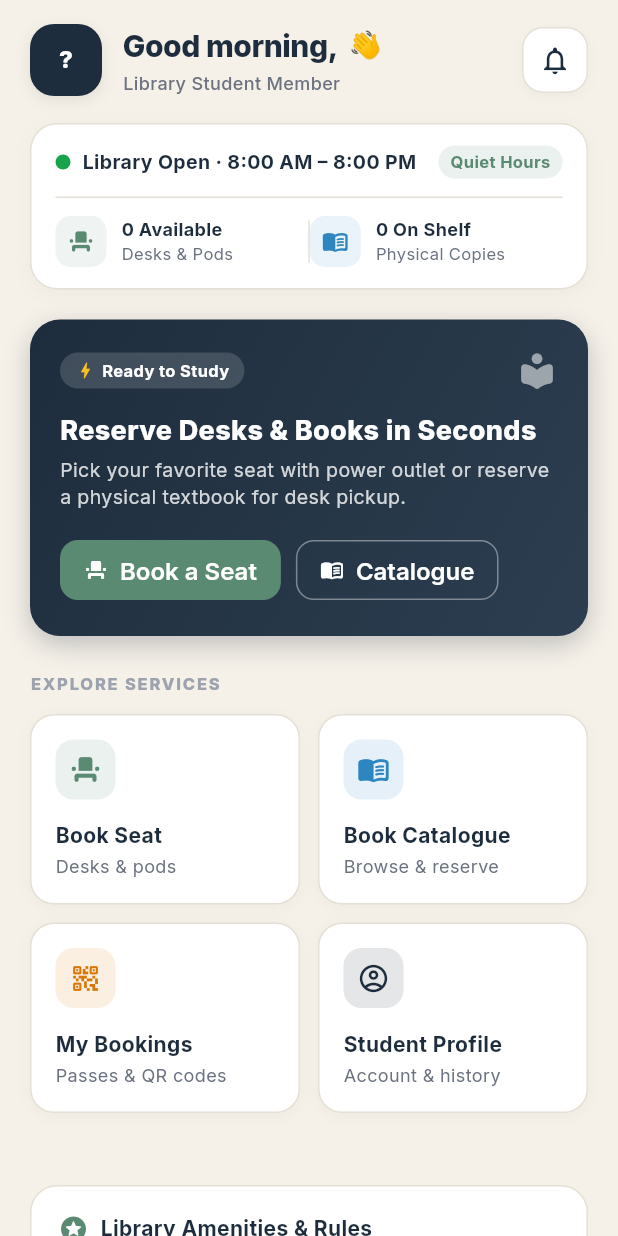
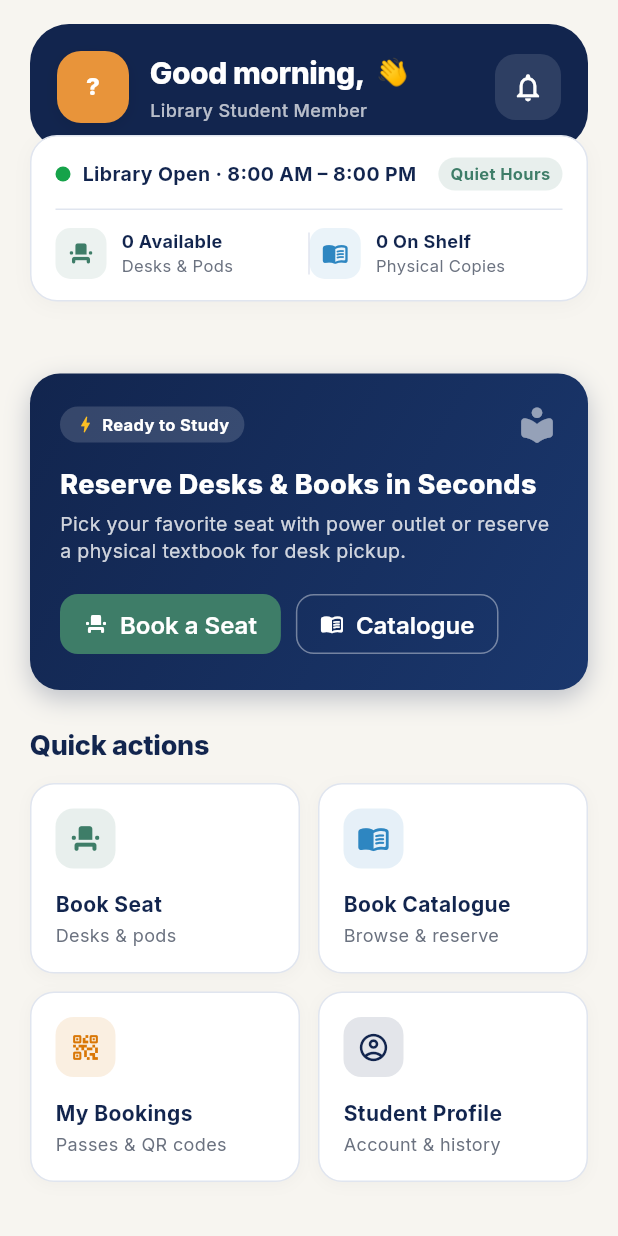
Before and after one commit to chamodhlv/IT3060-Y3.S2.WE_24-library-book-seat-booking-app, a Flutter app: the StudentHomeScreen screen opened directly with empty values, on a phone screen of 412 x 824 dp. Run offline on Flutter 3.47's test engine with Material 3 defaults, Android fonts, the phone set to English and light mode, and no system bars; our stand-ins replace flutter_dotenv, flutter_svg, google_fonts, qr_flutter, shared_preferences, supabase_flutter; missing offline and left inert: mobile_scanner; accounts and stored records are empty; network calls fail.

Commit message:
feat: Update app theme colors and enhance UI components across screens

```diff
--- a/lib/config/app_theme.dart
+++ b/lib/config/app_theme.dart
@@ -4,16 +4,17 @@ import 'package:google_fonts/google_fonts.dart';
 /// App theme configuration matching the prototype design.
 class AppTheme {
   // ─── Color Palette ───────────────────────────────────────────
-  static const Color primaryDark = Color(0xFF1E2D3D);
-  static const Color primaryGreen = Color(0xFF5B8A72);
-  static const Color background = Color(0xFFF5F0E8);
+  // A deep library blue anchors every screen; warm neutrals keep long lists calm.
+  static const Color primaryDark = Color(0xFF12254E);
+  static const Color primaryGreen = Color(0xFF3E7D68);
+  static const Color background = Color(0xFFF7F5F0);
   static const Color cardBackground = Color(0xFFFFFFFF);
-  static const Color surfaceLight = Color(0xFFF0EBE0);
-  static const Color textPrimary = Color(0xFF1E2D3D);
+  static const Color surfaceLight = Color(0xFFEDEFF4);
+  static const Color textPrimary = Color(0xFF12254E);
   static const Color textSecondary = Color(0xFF6B7280);
   static const Color textMuted = Color(0xFF9CA3AF);
   static const Color avatarOrange = Color(0xFFE8943A);
-  static const Color divider = Color(0xFFE5E0D5);
+  static const Color divider = Color(0xFFE0E5EF);
   static const Color errorRed = Color(0xFFDC2626);
   static const Color successGreen = Color(0xFF16A34A);
   static const Color warningAmber = Color(0xFFF59E0B);
@@ -133,23 +134,23 @@ class AppTheme {
         filled: false,
         contentPadding: const EdgeInsets.symmetric(horizontal: 16, vertical: 16),
         border: OutlineInputBorder(
-          borderRadius: BorderRadius.circular(12),
+          borderRadius: BorderRadius.circular(14),
           borderSide: const BorderSide(color: divider),
         ),
         enabledBorder: OutlineInputBorder(
-          borderRadius: BorderRadius.circular(12),
+          borderRadius: BorderRadius.circular(14),
           borderSide: const BorderSide(color: divider),
         ),
         focusedBorder: OutlineInputBorder(
-          borderRadius: BorderRadius.circular(12),
+          borderRadius: BorderRadius.circular(14),
           borderSide: const BorderSide(color: primaryDark, width: 1.5),
         ),
         errorBorder: OutlineInputBorder(
-          borderRadius: BorderRadius.circular(12),
+          borderRadius: BorderRadius.circular(14),
           borderSide: const BorderSide(color: errorRed),
         ),
         focusedErrorBorder: OutlineInputBorder(
-          borderRadius: BorderRadius.circular(12),
+          borderRadius: BorderRadius.circular(14),
           borderSide: const BorderSide(color: errorRed, width: 1.5),
         ),
         hintStyle: GoogleFonts.inter(
@@ -180,7 +181,7 @@ class AppTheme {
         selectedItemColor: primaryDark,
         unselectedItemColor: textMuted,
         type: BottomNavigationBarType.fixed,
-        elevation: 8,
+        elevation: 0,
         selectedLabelStyle: GoogleFonts.inter(
           fontSize: 11,
           fontWeight: FontWeight.w600,
@@ -200,8 +201,8 @@ class AppTheme {
         elevation: 0,
         margin: EdgeInsets.zero,
         shape: RoundedRectangleBorder(
-          borderRadius: BorderRadius.circular(12),
-          side: const BorderSide(color: divider, width: 0.5),
+          borderRadius: BorderRadius.circular(18),
+          side: const BorderSide(color: divider, width: 0.8),
         ),
       ),
     );
--- a/lib/screens/librarian/librarian_books_screen.dart
+++ b/lib/screens/librarian/librarian_books_screen.dart
@@ -25,7 +25,7 @@ class _LibrarianBooksScreenState extends State<LibrarianBooksScreen>
 
   // Avatar color palette cycling through a fixed list
   static const List<Color> _avatarColors = [
-    Color(0xFF1E2D3D), // primaryDark
+    Color(0xFF12254E), // primaryDark
     Color(0xFF5B8A72), // primaryGreen
     Color(0xFF3B5998),
     Color(0xFF6B4226),
--- a/lib/screens/student/student_home_screen.dart
+++ b/lib/screens/student/student_home_screen.dart
@@ -166,14 +166,21 @@ class _StudentHomeScreenState extends State<StudentHomeScreen> {
   // ─── HEADER ─────────────────────────────────────────────────────────────
 
   Widget _buildHeader(String firstName) {
-    return Row(
+    return Container(
+      width: double.infinity,
+      padding: const EdgeInsets.all(18),
+      decoration: const BoxDecoration(
+        color: AppTheme.primaryDark,
+        borderRadius: BorderRadius.all(Radius.circular(26)),
+      ),
+      child: Row(
       children: [
         // Avatar with Initials
         Container(
           width: 48,
           height: 48,
           decoration: BoxDecoration(
-            color: AppTheme.primaryDark,
+            color: AppTheme.avatarOrange,
             borderRadius: BorderRadius.circular(16),
             boxShadow: [
               BoxShadow(
@@ -209,7 +216,7 @@ class _StudentHomeScreenState extends State<StudentHomeScreen> {
                       style: GoogleFonts.inter(
                         fontSize: 20,
                         fontWeight: FontWeight.w800,
-                        color: AppTheme.textPrimary,
+                        color: Colors.white,
                         letterSpacing: -0.3,
                       ),
                     ),
@@ -226,7 +233,7 @@ class _StudentHomeScreenState extends State<StudentHomeScreen> {
                 style: GoogleFonts.inter(
                   fontSize: 12,
                   fontWeight: FontWeight.w500,
-                  color: AppTheme.textSecondary,
+                  color: Colors.white70,
                 ),
               ),
             ],
@@ -245,16 +252,8 @@ class _StudentHomeScreenState extends State<StudentHomeScreen> {
             width: 44,
             height: 44,
             decoration: BoxDecoration(
-              color: Colors.white,
+              color: Colors.white.withValues(alpha: 0.12),
               borderRadius: BorderRadius.circular(14),
-              border: Border.all(color: AppTheme.divider),
-              boxShadow: [
-                BoxShadow(
-                  color: Colors.black.withValues(alpha: 0.03),
-                  blurRadius: 6,
-                  offset: const Offset(0, 2),
-                )
-              ],
             ),
             child: Stack(
               alignment: Alignment.center,
@@ -262,7 +261,7 @@ class _StudentHomeScreenState extends State<StudentHomeScreen> {
                 const Icon(
                   Icons.notifications_outlined,
                   size: 22,
-                  color: AppTheme.textPrimary,
+                  color: Colors.white,
                 ),
                 if (_unreadNotifsCount > 0)
                   Positioned(
@@ -281,15 +280,18 @@ class _StudentHomeScreenState extends State<StudentHomeScreen> {
             ),
           ),
         ),
-      ],
+        ],
+      ),
     );
   }
 
   // ─── LIBRARY STATUS & LIVE STATS ────────────────────────────────────────
 
   Widget _buildLibraryPulseBanner() {
-    return Container(
-      padding: const EdgeInsets.symmetric(horizontal: 16, vertical: 14),
+    return Transform.translate(
+      offset: const Offset(0, -28),
+      child: Container(
+        padding: const EdgeInsets.symmetric(horizontal: 16, vertical: 14),
       decoration: BoxDecoration(
         color: Colors.white,
         borderRadius: BorderRadius.circular(18),
@@ -302,7 +304,7 @@ class _StudentHomeScreenState extends State<StudentHomeScreen> {
           )
         ],
       ),
-      child: Column(
+        child: Column(
         children: [
           Row(
             children: [
@@ -364,6 +366,7 @@ class _StudentHomeScreenState extends State<StudentHomeScreen> {
             ],
           ),
         ],
+        ),
       ),
     );
   }
@@ -437,12 +440,12 @@ class _StudentHomeScreenState extends State<StudentHomeScreen> {
         Row(
           children: [
             Text(
-              'ACTIVE RESERVATIONS',
+              'Your reservation',
               style: GoogleFonts.inter(
-                fontSize: 11,
+                fontSize: 18,
                 fontWeight: FontWeight.w800,
-                color: AppTheme.textMuted,
-                letterSpacing: 1.2,
+                color: AppTheme.textPrimary,
+                letterSpacing: -0.2,
               ),
             ),
             const Spacer(),
@@ -473,14 +476,14 @@ class _StudentHomeScreenState extends State<StudentHomeScreen> {
       padding: const EdgeInsets.all(20),
       decoration: BoxDecoration(
         gradient: const LinearGradient(
-          colors: [Color(0xFF1E2D3D), Color(0xFF2C3E50)],
+          colors: [Color(0xFF12254E), Color(0xFF1A376D)],
           begin: Alignment.topLeft,
           end: Alignment.bottomRight,
         ),
         borderRadius: BorderRadius.circular(20),
         boxShadow: [
           BoxShadow(
-            color: const Color(0xFF1E2D3D).withValues(alpha: 0.25),
+            color: const Color(0xFF12254E).withValues(alpha: 0.25),
             blurRadius: 14,
             offset: const Offset(0, 6),
           )
@@ -590,18 +593,27 @@ class _StudentHomeScreenState extends State<StudentHomeScreen> {
           ),
         ],
       ),
-      padding: const EdgeInsets.all(16),
+      padding: const EdgeInsets.all(10),
       child: Row(
         children: [
           Container(
-            width: 44,
-            height: 44,
+            width: 72,
+            height: 94,
             decoration: BoxDecoration(
-              color: AppTheme.primaryGreen.withValues(alpha: 0.12),
-              borderRadius: BorderRadius.circular(12),
+              color: AppTheme.primaryDark,
+              borderRadius: BorderRadius.circular(14),
             ),
-            child: const Icon(Icons.event_seat_rounded,
-                size: 22, color: AppTheme.primaryGreen),
+            child: Column(
+              mainAxisAlignment: MainAxisAlignment.center,
+              children: [
+                const Icon(Icons.event_seat_rounded, size: 22, color: Colors.white70),
+                const SizedBox(height: 8),
+                Text(
+                  b.seat?.label ?? 'Seat',
+                  style: GoogleFonts.inter(fontSize: 22, fontWeight: FontWeight.w800, color: Colors.white),
+                ),
+              ],
+            ),
           ),
           const SizedBox(width: 14),
           Expanded(
@@ -611,7 +623,7 @@ class _StudentHomeScreenState extends State<StudentHomeScreen> {
                 Row(
                   children: [
                     Text(
-                      b.seat?.label ?? 'Seat Reserved',
+                      b.seat?.section.displayName ?? 'Main Hall',
                       style: GoogleFonts.inter(
                         fontSize: 15,
                         fontWeight: FontWeight.w700,
@@ -811,12 +823,12 @@ class _StudentHomeScreenState extends State<StudentHomeScreen> {
       crossAxisAlignment: CrossAxisAlignment.start,
       children: [
         Text(
-          'EXPLORE SERVICES',
+          'Quick actions',
           style: GoogleFonts.inter(
-            fontSize: 11,
+            fontSize: 18,
             fontWeight: FontWeight.w800,
-            color: AppTheme.textMuted,
-            letterSpacing: 1.2,
+            color: AppTheme.textPrimary,
+            letterSpacing: -0.2,
           ),
         ),
         const SizedBox(height: 12),
@@ -943,12 +955,12 @@ class _StudentHomeScreenState extends State<StudentHomeScreen> {
         Row(
           children: [
             Text(
-              'FEATURED CATALOGUE',
+              'Featured books',
               style: GoogleFonts.inter(
-                fontSize: 11,
+                fontSize: 18,
                 fontWeight: FontWeight.w800,
-                color: AppTheme.textMuted,
-                letterSpacing: 1.2,
+                color: AppTheme.textPrimary,
+                letterSpacing: -0.2,
               ),
             ),
             const Spacer(),
@@ -984,7 +996,7 @@ class _StudentHomeScreenState extends State<StudentHomeScreen> {
 
   Widget _buildFeaturedBookCard(Book book, int index) {
     const avatarColors = [
-      Color(0xFF1E2D3D),
+      Color(0xFF12254E),
       Color(0xFF5B8A72),
       Color(0xFF3B5998),
       Color(0xFF6B4226),
@@ -1099,7 +1111,7 @@ class _StudentHomeScreenState extends State<StudentHomeScreen> {
               const Icon(Icons.stars_rounded, size: 20, color: AppTheme.primaryGreen),
               const SizedBox(width: 8),
               Text(
-                'Library Amenities & Rules',
+                'Amenities and rules',
                 style: GoogleFonts.inter(
                   fontSize: 14,
                   fontWeight: FontWeight.w700,
```
Also changed, not shown: lib/screens/auth/register_screen.dart (+16 -14 lines), lib/screens/auth/sign_in_screen.dart (+26 -50 lines), lib/screens/student/profile_screen.dart (+48 -12 lines), lib/screens/student/student_bookings_screen.dart (+24 -7 lines), lib/screens/student/student_books_screen.dart (+24 -18 lines), lib/screens/student/student_seats_screen.dart (+21 -9 lines).
